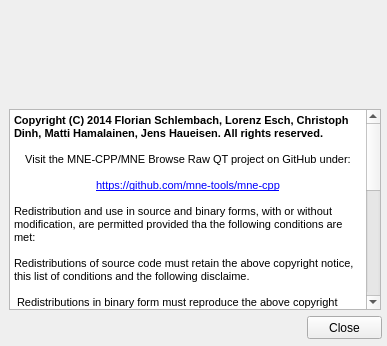
First picture: the form in applications/mne_browse_raw_qt/FormFiles/aboutwindow.ui, repository mne-tools/mne-cpp, before the edit; both pictures show x 0 to 387 and y 174 to 520 of the 387 by 520 pixel window.
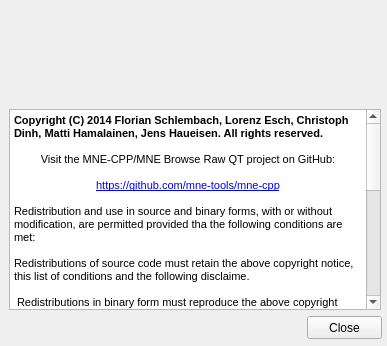
Second picture: the form after the edit. Icons and pictures are not drawn.

Commit message: - another about window change

Diff of the .ui file:
```diff
--- a/applications/mne_browse_raw_qt/FormFiles/aboutwindow.ui
+++ b/applications/mne_browse_raw_qt/FormFiles/aboutwindow.ui
@@ -84,7 +84,7 @@
 &lt;/style&gt;&lt;/head&gt;&lt;body style=&quot; font-family:'MS Shell Dlg 2'; font-size:8.25pt; font-weight:400; font-style:normal;&quot;&gt;
 &lt;p style=&quot; margin-top:0px; margin-bottom:0px; margin-left:0px; margin-right:0px; -qt-block-indent:0; text-indent:0px;&quot;&gt;&lt;span style=&quot; font-size:8pt; font-weight:600;&quot;&gt;Copyright (C) 2014 Florian Schlembach, Lorenz Esch, Christoph Dinh, Matti Hamalainen, Jens Haueisen. All rights reserved.&lt;/span&gt;&lt;/p&gt;
 &lt;p style=&quot;-qt-paragraph-type:empty; margin-top:0px; margin-bottom:0px; margin-left:0px; margin-right:0px; -qt-block-indent:0; text-indent:0px; font-size:8pt;&quot;&gt;&lt;br /&gt;&lt;/p&gt;
-&lt;p align=&quot;center&quot; style=&quot; margin-top:0px; margin-bottom:0px; margin-left:0px; margin-right:0px; -qt-block-indent:0; text-indent:0px;&quot;&gt;&lt;span style=&quot; font-size:8pt;&quot;&gt;Visit the MNE-CPP/MNE Browse Raw QT project on GitHub under:&lt;/span&gt;&lt;/p&gt;
+&lt;p align=&quot;center&quot; style=&quot; margin-top:0px; margin-bottom:0px; margin-left:0px; margin-right:0px; -qt-block-indent:0; text-indent:0px;&quot;&gt;&lt;span style=&quot; font-size:8pt;&quot;&gt;Visit the MNE-CPP/MNE Browse Raw QT project on GitHub:&lt;/span&gt;&lt;/p&gt;
 &lt;p align=&quot;center&quot; style=&quot;-qt-paragraph-type:empty; margin-top:0px; margin-bottom:0px; margin-left:0px; margin-right:0px; -qt-block-indent:0; text-indent:0px; font-size:8pt;&quot;&gt;&lt;br /&gt;&lt;/p&gt;
 &lt;p align=&quot;center&quot; style=&quot; margin-top:0px; margin-bottom:0px; margin-left:0px; margin-right:0px; -qt-block-indent:0; text-indent:0px;&quot;&gt;&lt;a href=&quot;https://github.com/mne-tools/mne-cpp&quot;&gt;&lt;span style=&quot; font-size:8pt; text-decoration: underline; color:#0000ff;&quot;&gt;https://github.com/mne-tools/mne-cpp&lt;/span&gt;&lt;/a&gt;&lt;/p&gt;
 &lt;p align=&quot;center&quot; style=&quot;-qt-paragraph-type:empty; margin-top:0px; margin-bottom:0px; margin-left:0px; margin-right:0px; -qt-block-indent:0; text-indent:0px; font-size:8pt;&quot;&gt;&lt;br /&gt;&lt;/p&gt;
```
